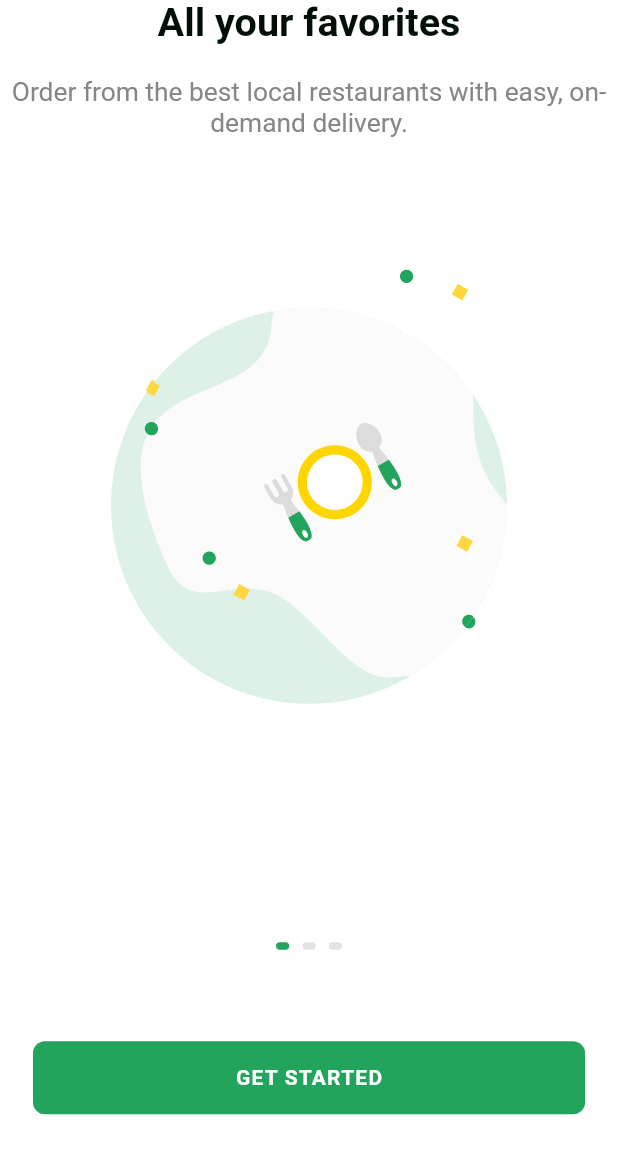
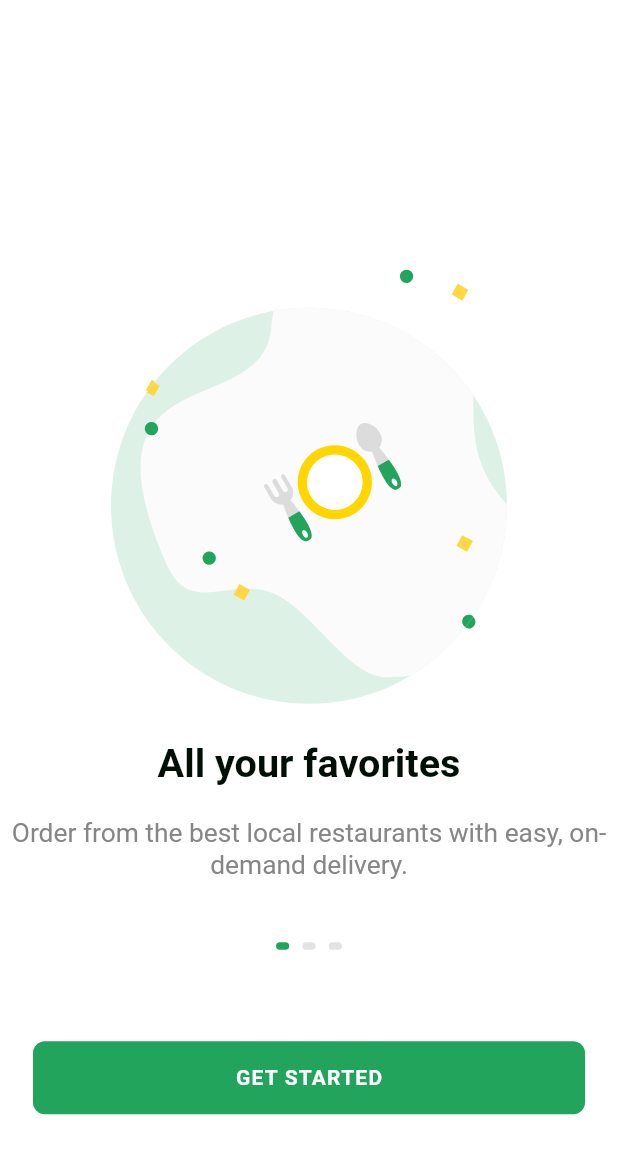
Before and after one commit to its-faatimas/Food-Delivery-1, a Flutter app: the screen it shows after launch, on a phone screen of 412 x 824 dp. Shown: the top 1154 px of the screen. Run offline on Flutter 3.47's test engine with Material 2 defaults, Android fonts, the phone set to English and light mode, and no system bars; our stand-ins replace bloc, easy_localization, flutter_bloc, flutter_svg; Roboto replaces fonts that are missing (SF-Pro); project files that could hold a hidden picture were left out.

Commit message:
Bug Fixes

```diff
--- a/lib/screens/on_boarding/on_boarding_page.dart
+++ b/lib/screens/on_boarding/on_boarding_page.dart
@@ -1,8 +1,8 @@
 import 'package:flutter/material.dart';
-import 'package:foodly/core/components/custom_navigator.dart';
 import 'package:foodly/core/components/exporting_packages.dart';
 import 'package:foodly/core/constants/on_boardin_data.dart';
 import 'package:foodly/cubit/onboarding/on_boarding_cubit.dart';
+import 'package:foodly/models/on_boarding_model.dart';
 import 'package:foodly/screens/auth/forgot_password_page.dart';
 
 class OnBoardingPage extends StatefulWidget {
@@ -50,13 +50,10 @@ class _OnBoardingPageState extends State<OnBoardingPage>
     return Scaffold(
       body: Stack(
         children: [
-
           PageView(
             onPageChanged: cubit.onChanged,
             // TODO AuthHeaderni o`zgartirish kerak
-            children: OnBoardingData.list
-                .map((e) => AuthHeader(title: e.title, subtitle: e.subtitle))
-                .toList(),
+            children: OnBoardingData.list.map((e) => _titles(e)).toList(),
           ),
           Positioned(
             bottom: getHeight(80.0),
@@ -82,6 +79,16 @@ class _OnBoardingPageState extends State<OnBoardingPage>
       ),
     );
   }
+
+  Column _titles(OnBoardingModel e) =>
+      Column(
+        mainAxisAlignment: MainAxisAlignment.end,
+        children: [
+          AuthHeader(title: e.title, subtitle: e.subtitle),
+          MySizedBox(height: 199.0),
+        ],
+      );
+
   void _onButtonPressed() {
     navigatorPushReplacement(ForgotPasswordPage());
   }
--- a/lib/widgets/app_bars/simple_app_bar.dart
+++ b/lib/widgets/app_bars/simple_app_bar.dart
@@ -8,9 +8,7 @@ class SimpleAppBar extends StatelessWidget with PreferredSizeWidget {
 
   @override
   Widget build(BuildContext context) {
-    return AppBar(
-      title: Text(title),
-    );
+    return AppBar(title: Text(title));
   }
 
   @override
```
